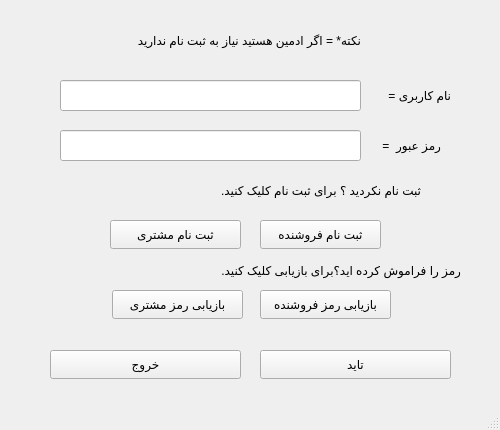
Above: menu/mainwindow.ui from AP-projects-4001/alsa before the change. Below: the same form after it.
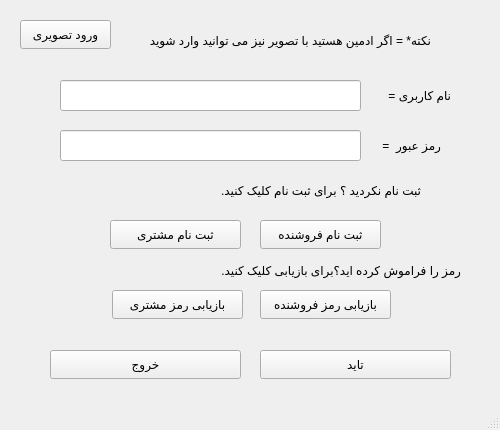
That is the form after the change.

What changed in the file:
```diff
--- a/menu/mainwindow.ui
+++ b/menu/mainwindow.ui
@@ -171,12 +171,12 @@
      <rect>
       <x>60</x>
       <y>30</y>
-      <width>301</width>
+      <width>371</width>
       <height>20</height>
      </rect>
     </property>
     <property name="text">
-     <string>نکته* = اگر ادمین هستید نیاز به ثبت نام ندارید </string>
+     <string>نکته* = اگر ادمین هستید با تصویر نیز می توانید وارد شوید</string>
     </property>
    </widget>
    <widget class="QPushButton" name="pushButton_6">
@@ -192,6 +192,19 @@
      <string>بازیابی رمز مشتری</string>
     </property>
    </widget>
+   <widget class="QPushButton" name="pushButton_7">
+    <property name="geometry">
+     <rect>
+      <x>20</x>
+      <y>20</y>
+      <width>91</width>
+      <height>29</height>
+     </rect>
+    </property>
+    <property name="text">
+     <string>ورود تصویری</string>
+    </property>
+   </widget>
   </widget>
   <widget class="QMenuBar" name="menubar">
    <property name="geometry">
```
